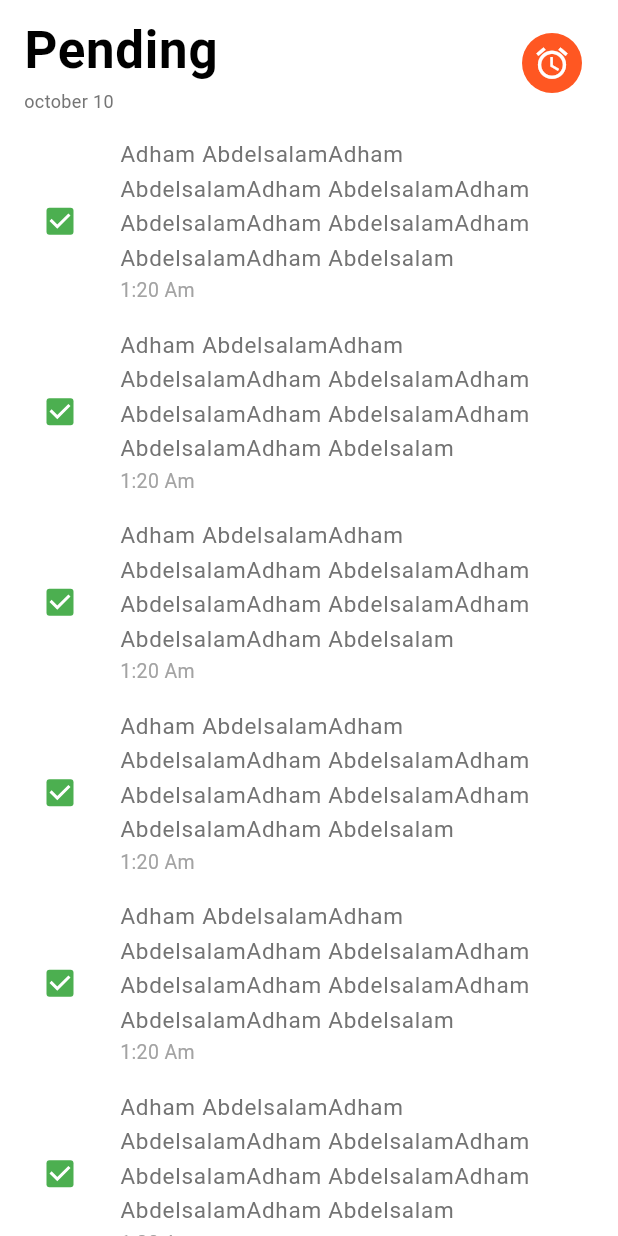
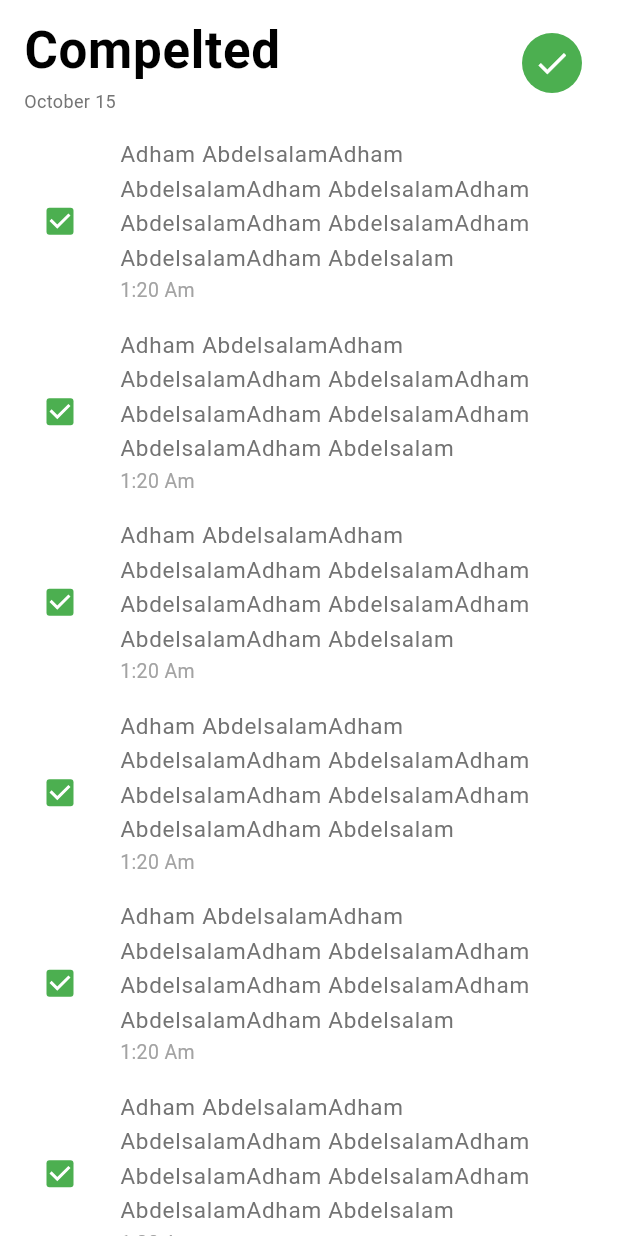
Before and after one commit to Adham167/depi_task_4, a Flutter app: the screen it shows after launch, on a phone screen of 412 x 824 dp. Run offline on Flutter 3.47's test engine with Material 3 defaults, Android fonts, the light colour scheme and no system bars; our stand-ins replace device_preview.

Commit message:
adding Completed Tasks View

```diff
--- a/lib/main.dart
+++ b/lib/main.dart
@@ -1,3 +1,4 @@
+import 'package:depi_task4/views/completed_tasks_view.dart';
 import 'package:depi_task4/views/pending_tasks_view.dart';
 import 'package:depi_task4/views/tasks_view.dart';
 import 'package:device_preview/device_preview.dart';
@@ -24,7 +25,7 @@ class MyApp extends StatelessWidget {
       useInheritedMediaQuery: true,
       locale: DevicePreview.locale(context),
       builder: DevicePreview.appBuilder,
-      home: PendingTasksView(),
+      home: CompletedTasksView(),
     );
   }
 }
--- /dev/null
+++ b/lib/views/completed_tasks_view.dart
@@ -0,0 +1,14 @@
+import 'package:depi_task4/widgets/completed_tasks_view_body.dart';
+import 'package:flutter/material.dart';
+
+class CompletedTasksView extends StatelessWidget {
+  const CompletedTasksView({super.key});
+
+  @override
+  Widget build(BuildContext context) {
+    return Scaffold(
+      backgroundColor: Colors.white,
+      body: CompletedTasksViewBody(),
+    );
+  }
+}
--- /dev/null
+++ b/lib/widgets/completed_tasks_view_body.dart
@@ -0,0 +1,28 @@
+import 'package:depi_task4/widgets/custom_list_tile.dart';
+import 'package:depi_task4/widgets/tasks_list_view.dart';
+import 'package:flutter/material.dart';
+
+class CompletedTasksViewBody extends StatelessWidget {
+  const CompletedTasksViewBody({super.key});
+
+  @override
+  Widget build(BuildContext context) {
+    return Column(
+      children: [
+        CustomListTile(
+          Title: "Compelted",
+          subTitle: "October 15",
+          icon: CircleAvatar(
+            radius: 20,
+            backgroundColor: Colors.green,
+            child: InkWell(
+              onTap: () {},
+              child: Icon(Icons.check, color: Colors.white, size: 25),
+            ),
+          ),
+        ),
+        TasksListView(),
+      ],
+    );
+  }
+}
```
